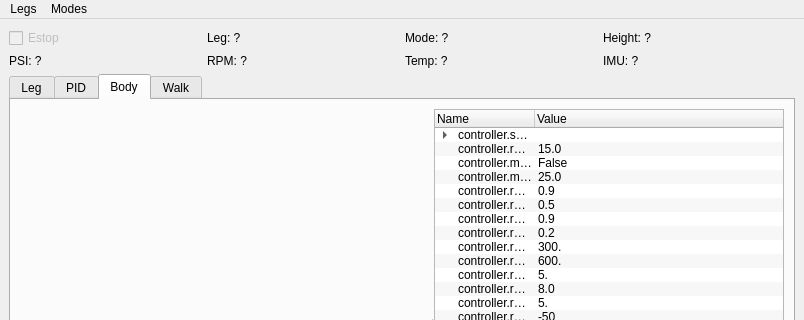
Qt form stompy/ui/stompy.ui (braingram/stompy) before a commit; both pictures show x 0 to 804 and y 0 to 320 of the 804 by 584 pixel window.
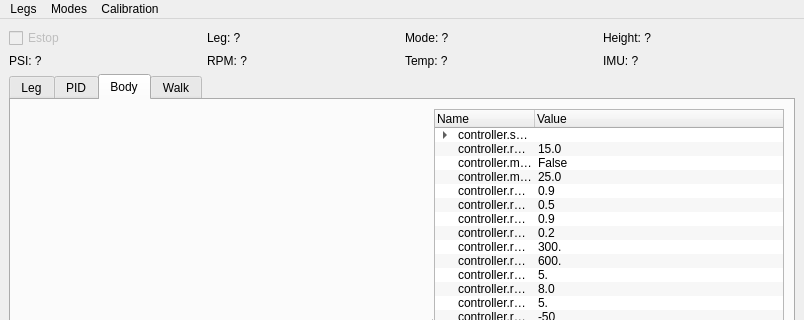
The same form after that commit. Custom widgets are drawn as their Qt base class.

Commit message: add calibration menu, save/load cal in home directory, online calf zero point setting

What changed in the file:
```diff
--- a/stompy/ui/stompy.ui
+++ b/stompy/ui/stompy.ui
@@ -1167,8 +1167,14 @@
      <string>Modes</string>
     </property>
    </widget>
+   <widget class="QMenu" name="calibrationMenu">
+    <property name="title">
+     <string>Calibration</string>
+    </property>
+   </widget>
    <addaction name="legsMenu"/>
    <addaction name="modesMenu"/>
+   <addaction name="calibrationMenu"/>
   </widget>
   <widget class="QStatusBar" name="statusbar"/>
  </widget>
```
The commit also changes 5 other files.
